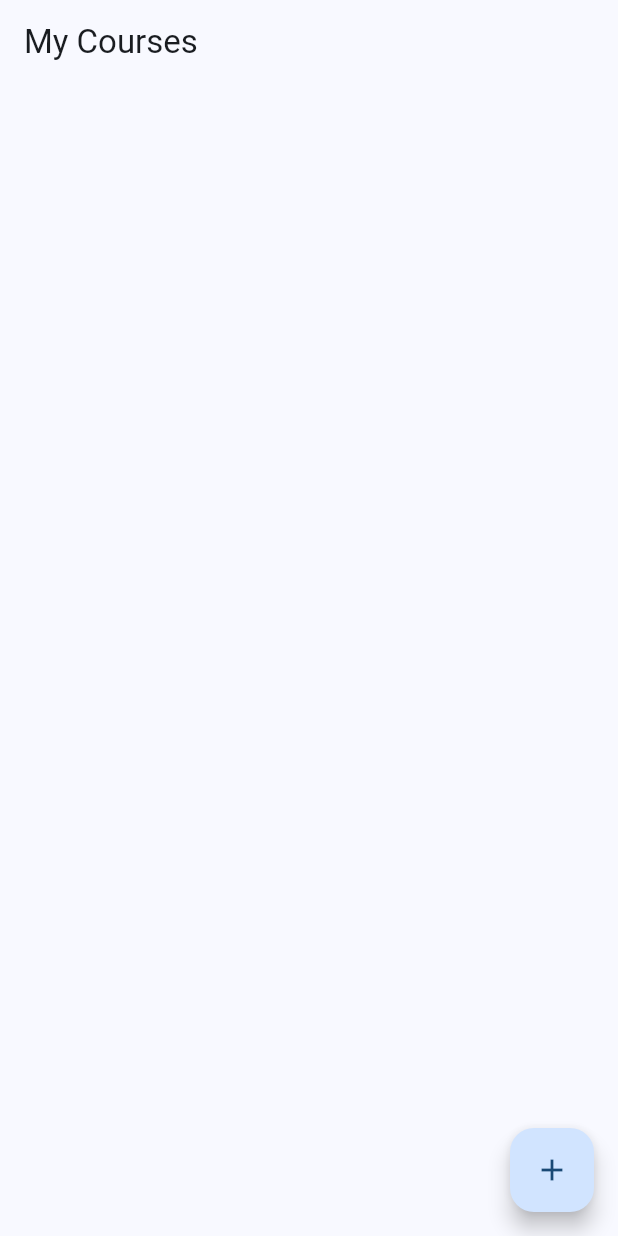
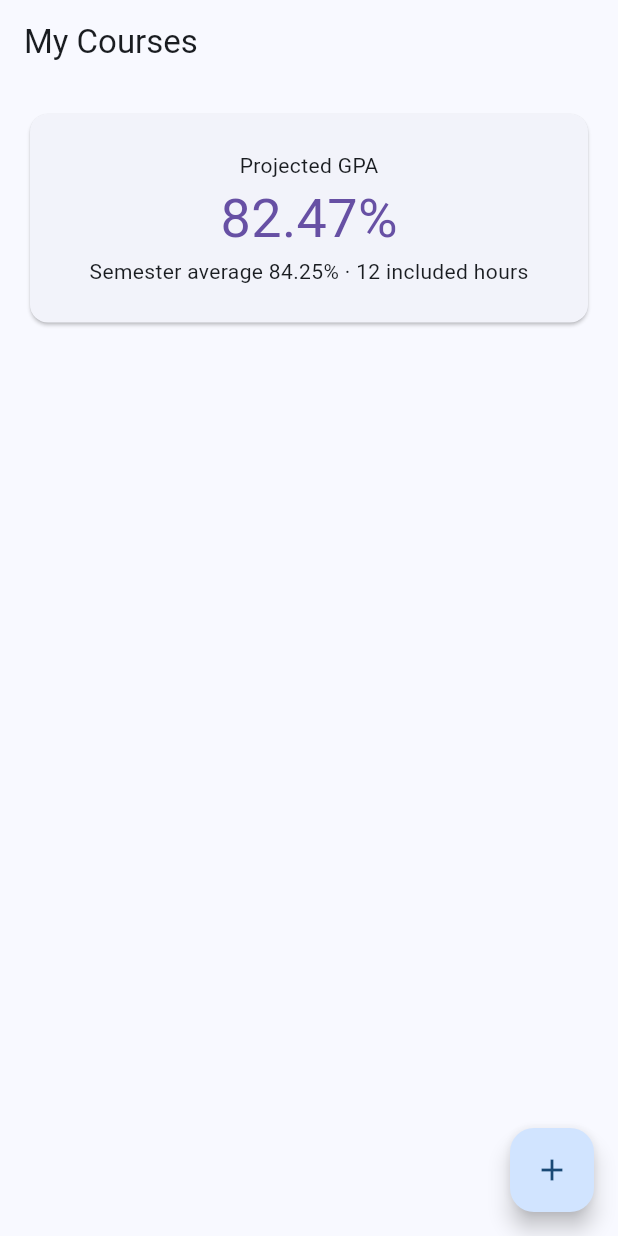
Before and after one commit to SultanAbbas0/flutter-workshop, a Flutter app: the screen it shows after launch, on a phone screen of 412 x 824 dp. Run offline on Flutter 3.47's test engine with Material 3 defaults, Android fonts, the phone set to English and light mode, and no system bars.

Commit message:
Step 6: the summary card
Padding > Column(stretch) > Card with the hard-coded Projected GPA.

```diff
--- a/lib/main.dart
+++ b/lib/main.dart
@@ -16,6 +16,32 @@ class GpaPlannerApp extends StatelessWidget {
       ),
       home: Scaffold(
         appBar: AppBar(title: Text('My Courses')),
+        body: Padding(
+          padding: EdgeInsets.all(16),
+          child: Column(
+            crossAxisAlignment: CrossAxisAlignment.stretch,
+            children: [
+              Card(
+                child: Padding(
+                  padding: EdgeInsets.all(24),
+                  child: Column(
+                    children: [
+                      Text('Projected GPA'),
+                      Text(
+                        '82.47%',
+                        style: TextStyle(
+                          fontSize: 36,
+                          color: Theme.of(context).colorScheme.primary,
+                        ),
+                      ),
+                      Text('Semester average 84.25% · 12 included hours'),
+                    ],
+                  ),
+                ),
+              ),
+            ],
+          ),
+        ),
         floatingActionButton: FloatingActionButton(
           onPressed: () {
             debugPrint('Add course');
```
